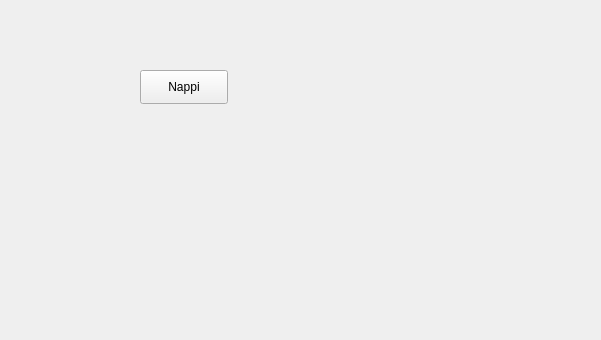
The window that kyostin/KyostinEkaEsimerkki/mainwindow.ui (kyostim/SulautetutJarjestelmat) describes before a commit, drawn with Qt 5; both pictures show x 0 to 601 and y 0 to 340 of the 800 by 600 pixel window.
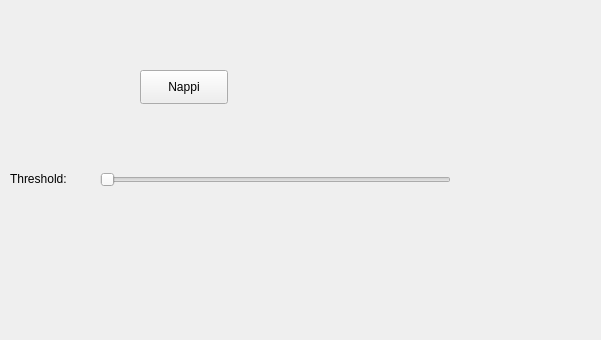
The same window after the commit.

```diff
--- a/kyostin/KyostinEkaEsimerkki/mainwindow.ui
+++ b/kyostin/KyostinEkaEsimerkki/mainwindow.ui
@@ -27,6 +27,35 @@
      <string>Nappi</string>
     </property>
    </widget>
+   <widget class="QSlider" name="horizontalSlider">
+    <property name="geometry">
+     <rect>
+      <x>100</x>
+      <y>170</y>
+      <width>351</width>
+      <height>20</height>
+     </rect>
+    </property>
+    <property name="maximum">
+     <number>255</number>
+    </property>
+    <property name="orientation">
+     <enum>Qt::Horizontal</enum>
+    </property>
+   </widget>
+   <widget class="QLabel" name="labelThreshold">
+    <property name="geometry">
+     <rect>
+      <x>10</x>
+      <y>170</y>
+      <width>81</width>
+      <height>18</height>
+     </rect>
+    </property>
+    <property name="text">
+     <string>Threshold:</string>
+    </property>
+   </widget>
   </widget>
   <widget class="QMenuBar" name="menubar">
    <property name="geometry">
```
